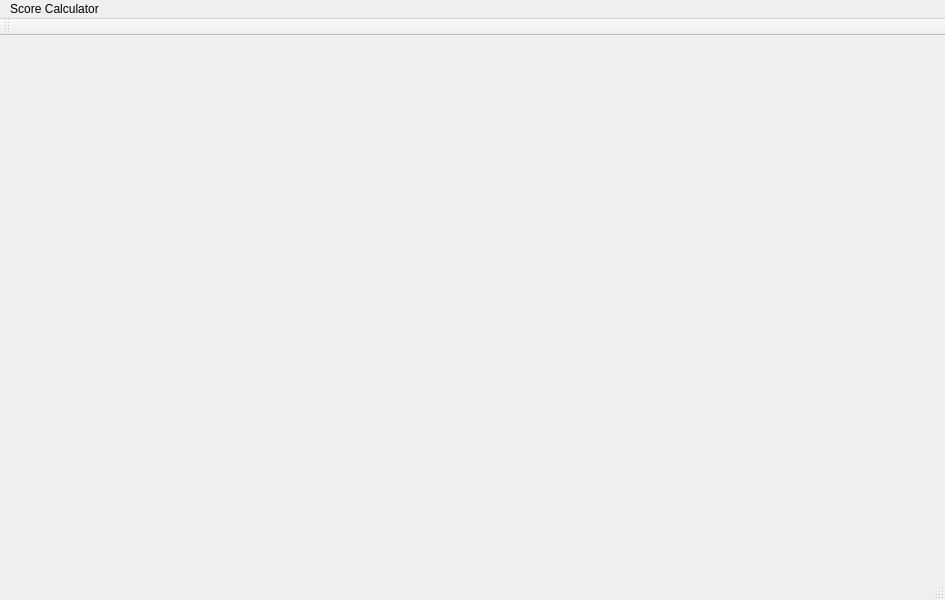
vartult/Qt_Score, file mainwindow.ui: the form before one commit.
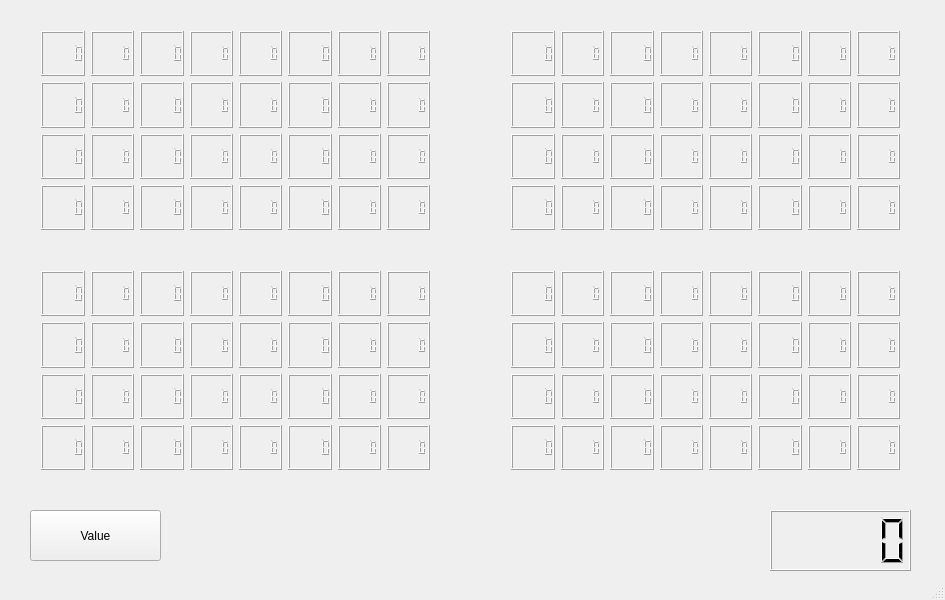
The form after the commit.

Diff of the .ui file:
```diff
--- a/mainwindow.ui
+++ b/mainwindow.ui
@@ -13,31 +13,474 @@
   <property name="windowTitle">
    <string>MainWindow</string>
   </property>
-  <widget class="QWidget" name="centralWidget"/>
-  <widget class="QMenuBar" name="menuBar">
-   <property name="geometry">
-    <rect>
-     <x>0</x>
-     <y>0</y>
-     <width>945</width>
-     <height>22</height>
-    </rect>
-   </property>
-   <widget class="QMenu" name="menuScore_Calculator">
-    <property name="title">
-     <string>Score Calculator</string>
+  <widget class="QWidget" name="centralWidget">
+   <widget class="QPushButton" name="Button">
+    <property name="geometry">
+     <rect>
+      <x>30</x>
+      <y>510</y>
+      <width>131</width>
+      <height>51</height>
+     </rect>
     </property>
-    <addaction name="separator"/>
+    <property name="text">
+     <string>Value</string>
+    </property>
    </widget>
-   <addaction name="menuScore_Calculator"/>
-  </widget>
-  <widget class="QToolBar" name="mainToolBar">
-   <attribute name="toolBarArea">
-    <enum>TopToolBarArea</enum>
-   </attribute>
-   <attribute name="toolBarBreak">
-    <bool>false</bool>
-   </attribute>
+   <widget class="QLCDNumber" name="Result">
+    <property name="geometry">
+     <rect>
+      <x>770</x>
+      <y>510</y>
+      <width>141</width>
+      <height>61</height>
+     </rect>
+    </property>
+    <property name="mouseTracking">
+     <bool>false</bool>
+    </property>
+    <property name="intValue" stdset="0">
+     <number>0</number>
+    </property>
+   </widget>
+   <widget class="QWidget" name="gridLayoutWidget">
+    <property name="geometry">
+     <rect>
+      <x>30</x>
+      <y>20</y>
+      <width>411</width>
+      <height>221</height>
+     </rect>
+    </property>
+    <layout class="QGridLayout" name="gridLayout_2">
+     <item row="0" column="6">
+      <widget class="QLCDNumber" name="lcdNumber_6"/>
+     </item>
+     <item row="2" column="7">
+      <widget class="QLCDNumber" name="lcdNumber_24"/>
+     </item>
+     <item row="2" column="0">
+      <widget class="QLCDNumber" name="lcdNumber_18"/>
+     </item>
+     <item row="1" column="0">
+      <widget class="QLCDNumber" name="lcdNumber_10"/>
+     </item>
+     <item row="2" column="3">
+      <widget class="QLCDNumber" name="lcdNumber_20"/>
+     </item>
+     <item row="0" column="1">
+      <widget class="QLCDNumber" name="lcdNumber_2"/>
+     </item>
+     <item row="1" column="7">
+      <widget class="QLCDNumber" name="lcdNumber_16"/>
+     </item>
+     <item row="2" column="2">
+      <widget class="QLCDNumber" name="lcdNumber_17"/>
+     </item>
+     <item row="1" column="3">
+      <widget class="QLCDNumber" name="lcdNumber_9"/>
+     </item>
+     <item row="0" column="5">
+      <widget class="QLCDNumber" name="lcdNumber_5"/>
+     </item>
+     <item row="0" column="0">
+      <widget class="QLCDNumber" name="lcdNumber"/>
+     </item>
+     <item row="0" column="7">
+      <widget class="QLCDNumber" name="lcdNumber_7"/>
+     </item>
+     <item row="2" column="6">
+      <widget class="QLCDNumber" name="lcdNumber_23"/>
+     </item>
+     <item row="1" column="6">
+      <widget class="QLCDNumber" name="lcdNumber_15"/>
+     </item>
+     <item row="0" column="2">
+      <widget class="QLCDNumber" name="lcdNumber_3"/>
+     </item>
+     <item row="2" column="5">
+      <widget class="QLCDNumber" name="lcdNumber_22"/>
+     </item>
+     <item row="1" column="4">
+      <widget class="QLCDNumber" name="lcdNumber_13"/>
+     </item>
+     <item row="2" column="1">
+      <widget class="QLCDNumber" name="lcdNumber_19"/>
+     </item>
+     <item row="1" column="1">
+      <widget class="QLCDNumber" name="lcdNumber_11"/>
+     </item>
+     <item row="2" column="4">
+      <widget class="QLCDNumber" name="lcdNumber_21"/>
+     </item>
+     <item row="1" column="5">
+      <widget class="QLCDNumber" name="lcdNumber_14"/>
+     </item>
+     <item row="1" column="2">
+      <widget class="QLCDNumber" name="lcdNumber_12"/>
+     </item>
+     <item row="0" column="3">
+      <widget class="QLCDNumber" name="lcdNumber_4"/>
+     </item>
+     <item row="0" column="4">
+      <widget class="QLCDNumber" name="lcdNumber_8"/>
+     </item>
+     <item row="3" column="2">
+      <widget class="QLCDNumber" name="lcdNumber_25"/>
+     </item>
+     <item row="3" column="3">
+      <widget class="QLCDNumber" name="lcdNumber_33"/>
+     </item>
+     <item row="3" column="4">
+      <widget class="QLCDNumber" name="lcdNumber_32"/>
+     </item>
+     <item row="3" column="5">
+      <widget class="QLCDNumber" name="lcdNumber_31"/>
+     </item>
+     <item row="3" column="6">
+      <widget class="QLCDNumber" name="lcdNumber_30"/>
+     </item>
+     <item row="3" column="7">
+      <widget class="QLCDNumber" name="lcdNumber_29"/>
+     </item>
+     <item row="3" column="0">
+      <widget class="QLCDNumber" name="lcdNumber_28"/>
+     </item>
+     <item row="3" column="1">
+      <widget class="QLCDNumber" name="lcdNumber_27"/>
+     </item>
+    </layout>
+   </widget>
+   <widget class="QWidget" name="gridLayoutWidget_2">
+    <property name="geometry">
+     <rect>
+      <x>500</x>
+      <y>20</y>
+      <width>411</width>
+      <height>221</height>
+     </rect>
+    </property>
+    <layout class="QGridLayout" name="gridLayout_3">
+     <item row="0" column="6">
+      <widget class="QLCDNumber" name="lcdNumber_26"/>
+     </item>
+     <item row="2" column="7">
+      <widget class="QLCDNumber" name="lcdNumber_34"/>
+     </item>
+     <item row="2" column="0">
+      <widget class="QLCDNumber" name="lcdNumber_35"/>
+     </item>
+     <item row="1" column="0">
+      <widget class="QLCDNumber" name="lcdNumber_36"/>
+     </item>
+     <item row="2" column="3">
+      <widget class="QLCDNumber" name="lcdNumber_37"/>
+     </item>
+     <item row="0" column="1">
+      <widget class="QLCDNumber" name="lcdNumber_38"/>
+     </item>
+     <item row="1" column="7">
+      <widget class="QLCDNumber" name="lcdNumber_39"/>
+     </item>
+     <item row="2" column="2">
+      <widget class="QLCDNumber" name="lcdNumber_40"/>
+     </item>
+     <item row="1" column="3">
+      <widget class="QLCDNumber" name="lcdNumber_41"/>
+     </item>
+     <item row="0" column="5">
+      <widget class="QLCDNumber" name="lcdNumber_42"/>
+     </item>
+     <item row="0" column="0">
+      <widget class="QLCDNumber" name="lcdNumber_43"/>
+     </item>
+     <item row="0" column="7">
+      <widget class="QLCDNumber" name="lcdNumber_44"/>
+     </item>
+     <item row="2" column="6">
+      <widget class="QLCDNumber" name="lcdNumber_45"/>
+     </item>
+     <item row="1" column="6">
+      <widget class="QLCDNumber" name="lcdNumber_46"/>
+     </item>
+     <item row="0" column="2">
+      <widget class="QLCDNumber" name="lcdNumber_47"/>
+     </item>
+     <item row="2" column="5">
+      <widget class="QLCDNumber" name="lcdNumber_48"/>
+     </item>
+     <item row="1" column="4">
+      <widget class="QLCDNumber" name="lcdNumber_49"/>
+     </item>
+     <item row="2" column="1">
+      <widget class="QLCDNumber" name="lcdNumber_50"/>
+     </item>
+     <item row="1" column="1">
+      <widget class="QLCDNumber" name="lcdNumber_51"/>
+     </item>
+     <item row="2" column="4">
+      <widget class="QLCDNumber" name="lcdNumber_52"/>
+     </item>
+     <item row="1" column="5">
+      <widget class="QLCDNumber" name="lcdNumber_53"/>
+     </item>
+     <item row="1" column="2">
+      <widget class="QLCDNumber" name="lcdNumber_54"/>
+     </item>
+     <item row="0" column="3">
+      <widget class="QLCDNumber" name="lcdNumber_55"/>
+     </item>
+     <item row="0" column="4">
+      <widget class="QLCDNumber" name="lcdNumber_56"/>
+     </item>
+     <item row="3" column="2">
+      <widget class="QLCDNumber" name="lcdNumber_57"/>
+     </item>
+     <item row="3" column="3">
+      <widget class="QLCDNumber" name="lcdNumber_58"/>
+     </item>
+     <item row="3" column="4">
+      <widget class="QLCDNumber" name="lcdNumber_59"/>
+     </item>
+     <item row="3" column="5">
+      <widget class="QLCDNumber" name="lcdNumber_60"/>
+     </item>
+     <item row="3" column="6">
+      <widget class="QLCDNumber" name="lcdNumber_61"/>
+     </item>
+     <item row="3" column="7">
+      <widget class="QLCDNumber" name="lcdNumber_62"/>
+     </item>
+     <item row="3" column="0">
+      <widget class="QLCDNumber" name="lcdNumber_63"/>
+     </item>
+     <item row="3" column="1">
+      <widget class="QLCDNumber" name="lcdNumber_64"/>
+     </item>
+    </layout>
+   </widget>
+   <widget class="QWidget" name="gridLayoutWidget_3">
+    <property name="geometry">
+     <rect>
+      <x>30</x>
+      <y>260</y>
+      <width>411</width>
+      <height>221</height>
+     </rect>
+    </property>
+    <layout class="QGridLayout" name="gridLayout_4">
+     <item row="0" column="6">
+      <widget class="QLCDNumber" name="lcdNumber_65"/>
+     </item>
+     <item row="2" column="7">
+      <widget class="QLCDNumber" name="lcdNumber_66"/>
+     </item>
+     <item row="2" column="0">
+      <widget class="QLCDNumber" name="lcdNumber_67"/>
+     </item>
+     <item row="1" column="0">
+      <widget class="QLCDNumber" name="lcdNumber_68"/>
+     </item>
+     <item row="2" column="3">
+      <widget class="QLCDNumber" name="lcdNumber_69"/>
+     </item>
+     <item row="0" column="1">
+      <widget class="QLCDNumber" name="lcdNumber_70"/>
+     </item>
+     <item row="1" column="7">
+      <widget class="QLCDNumber" name="lcdNumber_71"/>
+     </item>
+     <item row="2" column="2">
+      <widget class="QLCDNumber" name="lcdNumber_72"/>
+     </item>
+     <item row="1" column="3">
+      <widget class="QLCDNumber" name="lcdNumber_73"/>
+     </item>
+     <item row="0" column="5">
+      <widget class="QLCDNumber" name="lcdNumber_74"/>
+     </item>
+     <item row="0" column="0">
+      <widget class="QLCDNumber" name="lcdNumber_75"/>
+     </item>
+     <item row="0" column="7">
+      <widget class="QLCDNumber" name="lcdNumber_76"/>
+     </item>
+     <item row="2" column="6">
+      <widget class="QLCDNumber" name="lcdNumber_77"/>
+     </item>
+     <item row="1" column="6">
+      <widget class="QLCDNumber" name="lcdNumber_78"/>
+     </item>
+     <item row="0" column="2">
+      <widget class="QLCDNumber" name="lcdNumber_79"/>
+     </item>
+     <item row="2" column="5">
+      <widget class="QLCDNumber" name="lcdNumber_80"/>
+     </item>
+     <item row="1" column="4">
+      <widget class="QLCDNumber" name="lcdNumber_81"/>
+     </item>
+     <item row="2" column="1">
+      <widget class="QLCDNumber" name="lcdNumber_82"/>
+     </item>
+     <item row="1" column="1">
+      <widget class="QLCDNumber" name="lcdNumber_83"/>
+     </item>
+     <item row="2" column="4">
+      <widget class="QLCDNumber" name="lcdNumber_84"/>
+     </item>
+     <item row="1" column="5">
+      <widget class="QLCDNumber" name="lcdNumber_85"/>
+     </item>
+     <item row="1" column="2">
+      <widget class="QLCDNumber" name="lcdNumber_86"/>
+     </item>
+     <item row="0" column="3">
+      <widget class="QLCDNumber" name="lcdNumber_87"/>
+     </item>
+     <item row="0" column="4">
+      <widget class="QLCDNumber" name="lcdNumber_88"/>
+     </item>
+     <item row="3" column="2">
+      <widget class="QLCDNumber" name="lcdNumber_89"/>
+     </item>
+     <item row="3" column="3">
+      <widget class="QLCDNumber" name="lcdNumber_90"/>
+     </item>
+     <item row="3" column="4">
+      <widget class="QLCDNumber" name="lcdNumber_91"/>
+     </item>
+     <item row="3" column="5">
+      <widget class="QLCDNumber" name="lcdNumber_92"/>
+     </item>
+     <item row="3" column="6">
+      <widget class="QLCDNumber" name="lcdNumber_93"/>
+     </item>
+     <item row="3" column="7">
+      <widget class="QLCDNumber" name="lcdNumber_94"/>
+     </item>
+     <item row="3" column="0">
+      <widget class="QLCDNumber" name="lcdNumber_95"/>
+     </item>
+     <item row="3" column="1">
+      <widget class="QLCDNumber" name="lcdNumber_96"/>
+     </item>
+    </layout>
+   </widget>
+   <widget class="QWidget" name="gridLayoutWidget_4">
+    <property name="geometry">
+     <rect>
+      <x>500</x>
+      <y>260</y>
+      <width>411</width>
+      <height>221</height>
+     </rect>
+    </property>
+    <layout class="QGridLayout" name="gridLayout_5">
+     <item row="0" column="6">
+      <widget class="QLCDNumber" name="lcdNumber_97"/>
+     </item>
+     <item row="2" column="7">
+      <widget class="QLCDNumber" name="lcdNumber_98"/>
+     </item>
+     <item row="2" column="0">
+      <widget class="QLCDNumber" name="lcdNumber_99"/>
+     </item>
+     <item row="1" column="0">
+      <widget class="QLCDNumber" name="lcdNumber_100"/>
+     </item>
+     <item row="2" column="3">
+      <widget class="QLCDNumber" name="lcdNumber_101"/>
+     </item>
+     <item row="0" column="1">
+      <widget class="QLCDNumber" name="lcdNumber_102"/>
+     </item>
+     <item row="1" column="7">
+      <widget class="QLCDNumber" name="lcdNumber_103"/>
+     </item>
+     <item row="2" column="2">
+      <widget class="QLCDNumber" name="lcdNumber_104"/>
+     </item>
+     <item row="1" column="3">
+      <widget class="QLCDNumber" name="lcdNumber_105"/>
+     </item>
+     <item row="0" column="5">
+      <widget class="QLCDNumber" name="lcdNumber_106"/>
+     </item>
+     <item row="0" column="0">
+      <widget class="QLCDNumber" name="lcdNumber_107"/>
+     </item>
+     <item row="0" column="7">
+      <widget class="QLCDNumber" name="lcdNumber_108"/>
+     </item>
+     <item row="2" column="6">
+      <widget class="QLCDNumber" name="lcdNumber_109"/>
+     </item>
+     <item row="1" column="6">
+      <widget class="QLCDNumber" name="lcdNumber_110"/>
+     </item>
+     <item row="0" column="2">
+      <widget class="QLCDNumber" name="lcdNumber_111"/>
+     </item>
+     <item row="2" column="5">
+      <widget class="QLCDNumber" name="lcdNumber_112"/>
+     </item>
+     <item row="1" column="4">
+      <widget class="QLCDNumber" name="lcdNumber_113"/>
+     </item>
+     <item row="2" column="1">
+      <widget class="QLCDNumber" name="lcdNumber_114"/>
+     </item>
+     <item row="1" column="1">
+      <widget class="QLCDNumber" name="lcdNumber_115"/>
+     </item>
+     <item row="2" column="4">
+      <widget class="QLCDNumber" name="lcdNumber_116"/>
+     </item>
+     <item row="1" column="5">
+      <widget class="QLCDNumber" name="lcdNumber_117"/>
+     </item>
+     <item row="1" column="2">
+      <widget class="QLCDNumber" name="lcdNumber_118"/>
+     </item>
+     <item row="0" column="3">
+      <widget class="QLCDNumber" name="lcdNumber_119"/>
+     </item>
+     <item row="0" column="4">
+      <widget class="QLCDNumber" name="lcdNumber_120"/>
+     </item>
+     <item row="3" column="2">
+      <widget class="QLCDNumber" name="lcdNumber_121"/>
+     </item>
+     <item row="3" column="3">
+      <widget class="QLCDNumber" name="lcdNumber_122"/>
+     </item>
+     <item row="3" column="4">
+      <widget class="QLCDNumber" name="lcdNumber_123"/>
+     </item>
+     <item row="3" column="5">
+      <widget class="QLCDNumber" name="lcdNumber_124"/>
+     </item>
+     <item row="3" column="6">
+      <widget class="QLCDNumber" name="lcdNumber_125"/>
+     </item>
+     <item row="3" column="7">
+      <widget class="QLCDNumber" name="lcdNumber_126"/>
+     </item>
+     <item row="3" column="0">
+      <widget class="QLCDNumber" name="lcdNumber_127"/>
+     </item>
+     <item row="3" column="1">
+      <widget class="QLCDNumber" name="lcdNumber_128"/>
+     </item>
+    </layout>
+   </widget>
+   <zorder>Result</zorder>
+   <zorder>Button</zorder>
+   <zorder>gridLayoutWidget</zorder>
+   <zorder>gridLayoutWidget_2</zorder>
+   <zorder>gridLayoutWidget_3</zorder>
+   <zorder>gridLayoutWidget_4</zorder>
   </widget>
   <widget class="QStatusBar" name="statusBar"/>
  </widget>
```
